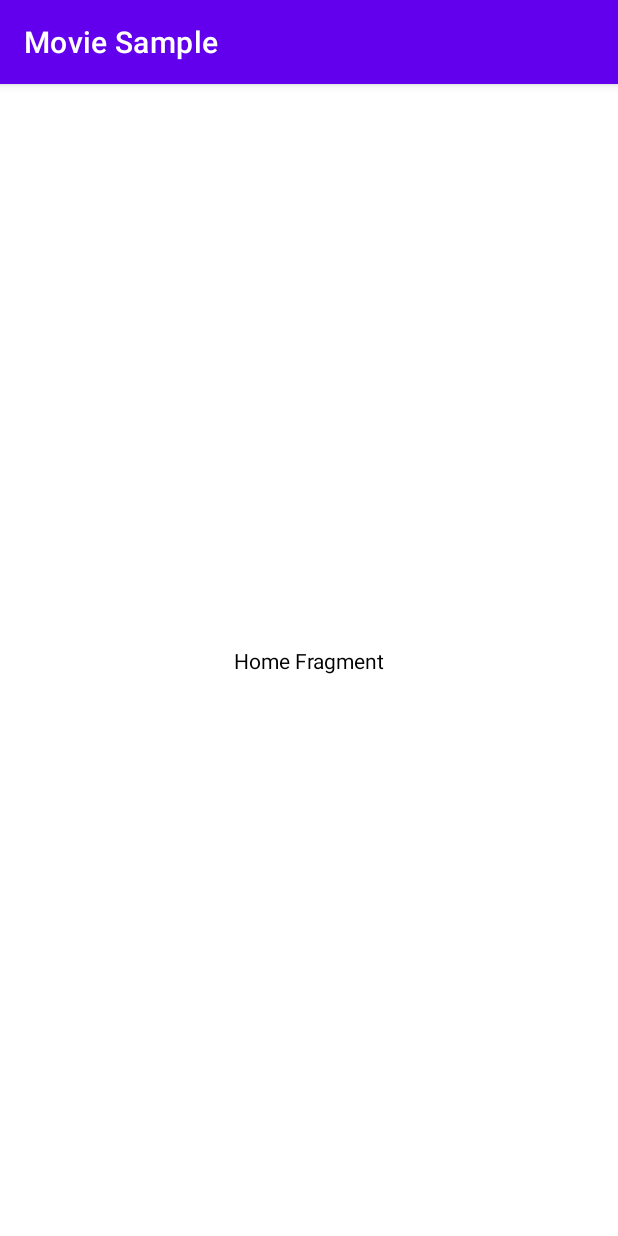
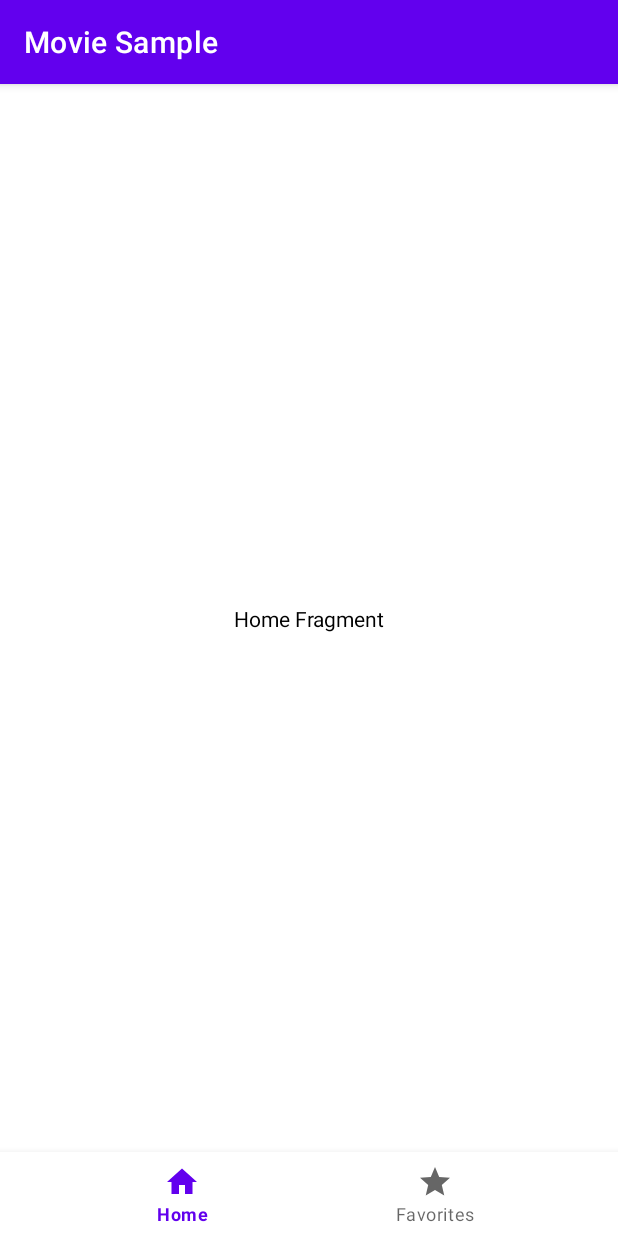
Before and after one commit to arecalde/MovieSample, an Android app: the screen it shows after launch (MainActivity), on a phone screen of 412 x 824 dp. Run offline under Robolectric (Android 15) with nearby library versions, the phone set to English and light mode, and no system bars; our stand-ins replace data binding.

```diff
--- a/app/src/main/java/com/example/moviesample/MainActivity.kt
+++ b/app/src/main/java/com/example/moviesample/MainActivity.kt
@@ -2,10 +2,27 @@ package com.example.moviesample
 
 import androidx.appcompat.app.AppCompatActivity
 import android.os.Bundle
+import com.google.android.material.bottomnavigation.BottomNavigationView
 
 class MainActivity : AppCompatActivity() {
+
+    private var bottomNavigationView: BottomNavigationView? = null
     override fun onCreate(savedInstanceState: Bundle?) {
         super.onCreate(savedInstanceState)
         setContentView(R.layout.activity_main)
+
+        bottomNavigationView = findViewById(R.id.bottonnav)
+        bottomNavigationView?.setOnItemSelectedListener {
+            when (it.itemId) {
+                R.id.homeFragment -> {
+                    true
+                }
+                R.id.favoritesFragment -> {
+                    true
+                }
+                else -> true
+            }
+        }
+
     }
 }
--- /dev/null
+++ b/app/src/main/res/drawable/baseline_home_24.xml
@@ -0,0 +1,5 @@
+<vector android:height="24dp" android:tint="#000000"
+    android:viewportHeight="24" android:viewportWidth="24"
+    android:width="24dp" xmlns:android="http://schemas.android.com/apk/res/android">
+    <path android:fillColor="@android:color/white" android:pathData="M10,20v-6h4v6h5v-8h3L12,3 2,12h3v8z"/>
+</vector>
--- /dev/null
+++ b/app/src/main/res/drawable/baseline_star_24.xml
@@ -0,0 +1,5 @@
+<vector android:height="24dp" android:tint="#000000"
+    android:viewportHeight="24" android:viewportWidth="24"
+    android:width="24dp" xmlns:android="http://schemas.android.com/apk/res/android">
+    <path android:fillColor="@android:color/white" android:pathData="M12,17.27L18.18,21l-1.64,-7.03L22,9.24l-7.19,-0.61L12,2 9.19,8.63 2,9.24l5.46,4.73L5.82,21z"/>
+</vector>
--- a/app/src/main/res/layout/activity_main.xml
+++ b/app/src/main/res/layout/activity_main.xml
@@ -11,8 +11,15 @@
         android:layout_width="match_parent"
         android:layout_height="0dp"
         app:layout_constraintTop_toTopOf="parent"
-        app:layout_constraintBottom_toBottomOf="parent"
+        app:layout_constraintBottom_toTopOf="@id/bottonnav"
         app:navGraph="@navigation/nav"
         app:defaultNavHost="true" />
 
+    <com.google.android.material.bottomnavigation.BottomNavigationView
+        app:layout_constraintBottom_toBottomOf="parent"
+        android:layout_width="match_parent"
+        android:layout_height="wrap_content"
+        app:menu="@menu/bottom_nav"
+        android:layout_alignParentBottom="true"
+        android:id="@+id/bottonnav" />
 </androidx.constraintlayout.widget.ConstraintLayout>
--- /dev/null
+++ b/app/src/main/res/menu/bottom_nav.xml
@@ -0,0 +1,11 @@
+<?xml version="1.0" encoding="utf-8"?>
+<menu xmlns:android="http://schemas.android.com/apk/res/android">
+    <item
+        android:title="@string/home"
+        android:id="@+id/homeFragment"
+        android:icon="@drawable/baseline_home_24"/>
+    <item
+        android:title="@string/favorites"
+        android:id="@+id/favoritesFragment"
+        android:icon="@drawable/baseline_star_24"/>
+</menu>
--- a/app/src/main/res/navigation/nav.xml
+++ b/app/src/main/res/navigation/nav.xml
@@ -10,4 +10,9 @@
         android:name="com.example.moviesample.home.HomeFragment"
         android:label="fragment_home"
         tools:layout="@layout/fragment_home" />
+    <fragment
+        android:id="@+id/favoritesFragment"
+        android:name="com.example.moviesample.favorites.FavoritesFragment"
+        android:label="fragment_favorites"
+        tools:layout="@layout/fragment_favorites" />
 </navigation>
--- a/app/src/main/res/values/strings.xml
+++ b/app/src/main/res/values/strings.xml
@@ -1,3 +1,5 @@
 <resources>
     <string name="app_name">Movie Sample</string>
+    <string name="home">Home</string>
+    <string name="favorites">Favorites</string>
 </resources>
```
Also changed, not shown: app/src/main/java/com/example/moviesample/favorites/FavoritesFragment.kt (added, +20 -0 lines), app/src/main/java/com/example/moviesample/favorites/FavoritesViewModel.kt (added, +7 -0 lines), app/src/main/res/layout/fragment_favorites.xml (added, +32 -0 lines).
